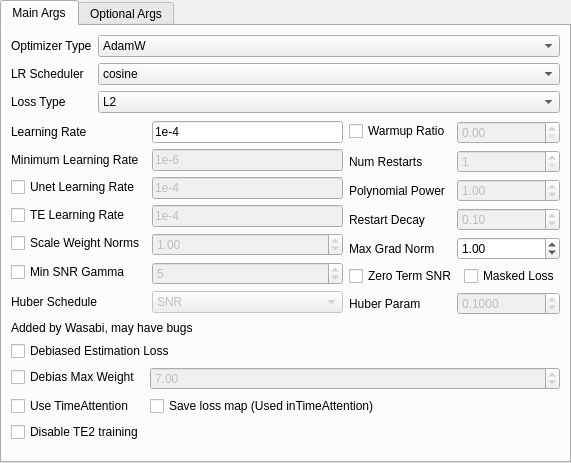
Qt form changes/ui_files/OptimizerUI.ui (kukaiN/EasyTrainer_Wasabi_addon) before a commit.
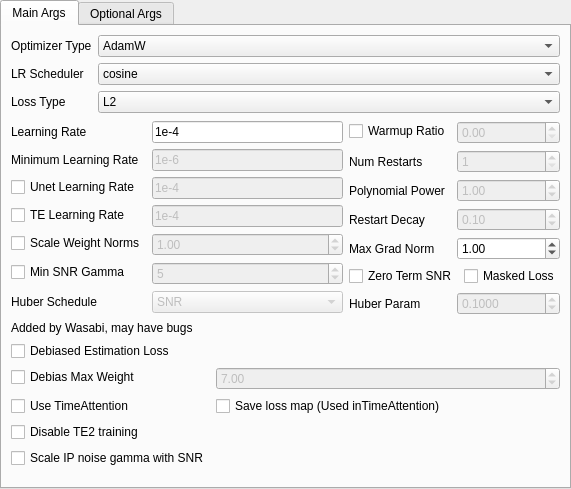
The same form after that commit. Custom widgets are drawn as their Qt base class.

Commit message: added scaled ip_gamma_noise

Patch:
```diff
--- a/changes/ui_files/OptimizerUI.ui
+++ b/changes/ui_files/OptimizerUI.ui
@@ -7,7 +7,7 @@
     <x>0</x>
     <y>0</y>
     <width>571</width>
-    <height>357</height>
+    <height>386</height>
    </rect>
   </property>
   <property name="windowTitle">
@@ -617,6 +617,16 @@
            </property>
           </widget>
          </item>
+         <item row="5" column="0">
+          <widget class="QCheckBox" name="scale_ip_gamma">
+           <property name="toolTip">
+            <string>this adds a weight to the ip gamma that is max(1, sqrt(SNR)), basically lowering the effects for high timesteps and keeping the ip_gamma_value for low timesteps</string>
+           </property>
+           <property name="text">
+            <string>Scale IP noise gamma with SNR</string>
+           </property>
+          </widget>
+         </item>
         </layout>
        </item>
       </layout>
```
Left out of the diff: 4 changed lines with no effect on the pictures. The commit also changes 5 other files.
